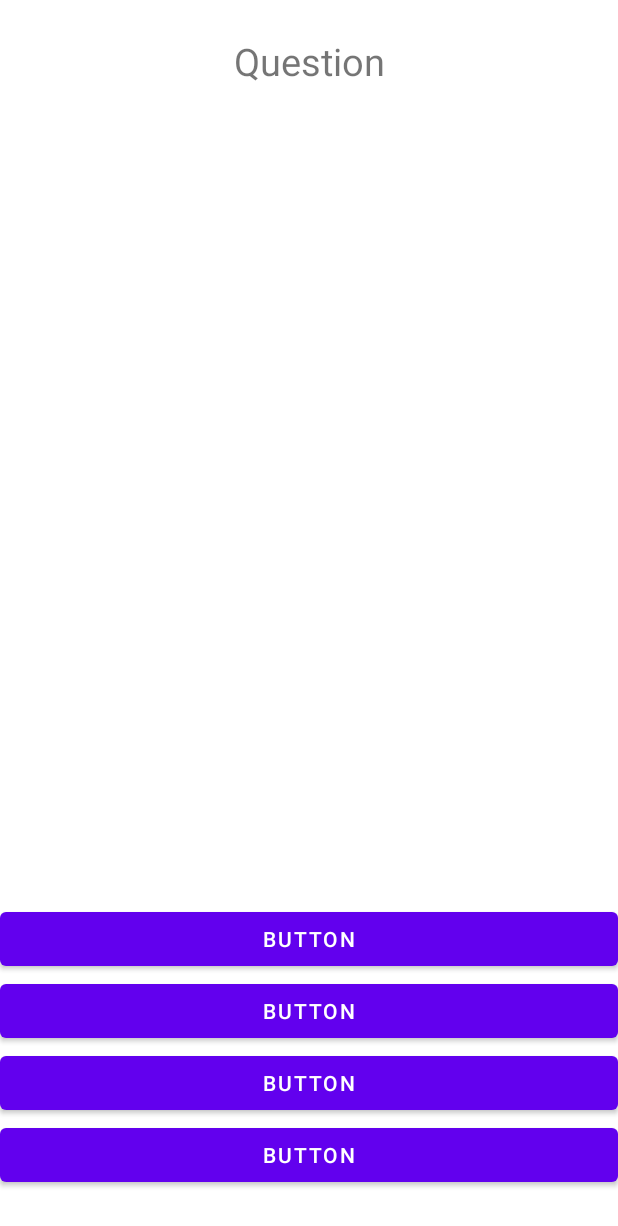
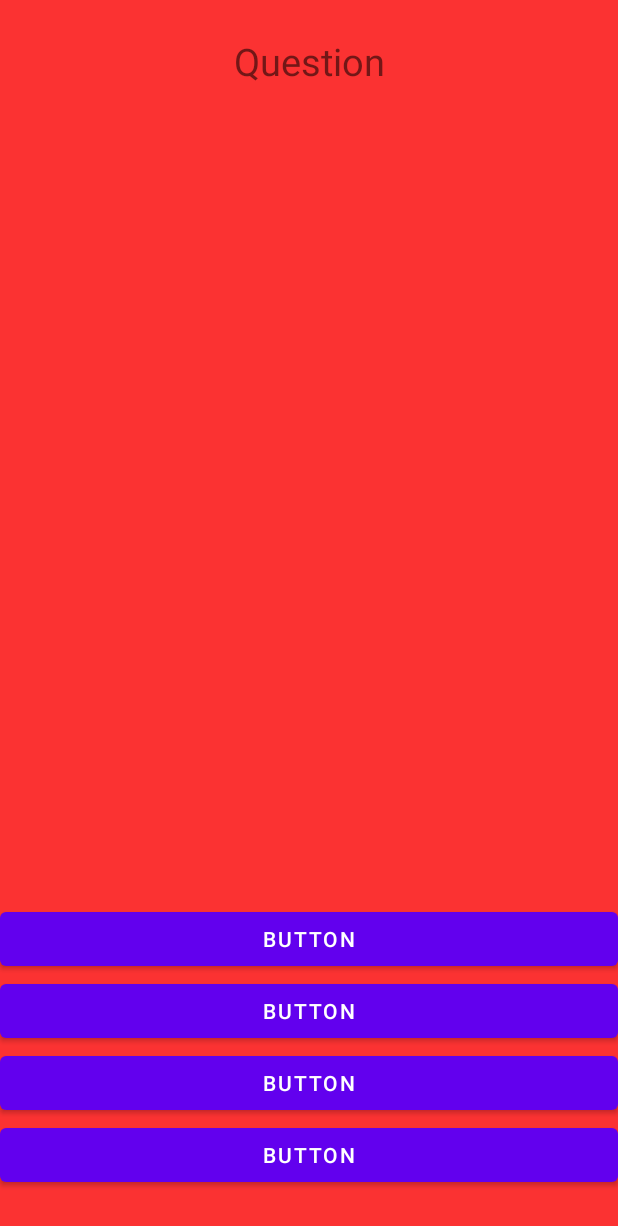
Before and after one commit to Bitf17a512/MC_AS03, an Android app: the layout activity_main.xml on its own in the app's theme, with its tools: preview values and no code run, on a phone screen of 412 x 824 dp. Shown: the top 1226 px of the screen. Run offline under Robolectric (Android 15) with nearby library versions, the phone set to English and light mode, and no system bars.

Commit message:
Color and styling done

```diff
--- a/app/src/main/res/layout/activity_main.xml
+++ b/app/src/main/res/layout/activity_main.xml
@@ -4,7 +4,8 @@
     xmlns:tools="http://schemas.android.com/tools"
     android:layout_width="match_parent"
     android:layout_height="match_parent"
-    tools:context=".MainActivity">
+    tools:context=".MainActivity"
+    android:background="@color/simplebackgroundcolor">>
 
     <Button
         android:id="@+id/btn_one"
--- a/app/src/main/res/values/colors.xml
+++ b/app/src/main/res/values/colors.xml
@@ -7,4 +7,5 @@
     <color name="teal_700">#FF018786</color>
     <color name="black">#FF000000</color>
     <color name="white">#FFFFFFFF</color>
+    <color name="simplebackgroundcolor">#FB3232</color>
 </resources>
```
